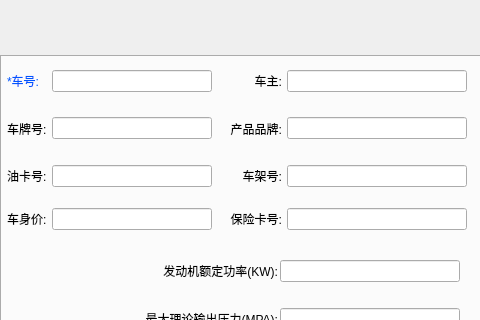
First picture: the form in ui/dialog/car/careditdialog.ui, repository longcp/CarRentalManagement, before the edit; both pictures show x 0 to 480 and y 0 to 320 of the 1010 by 782 pixel window.
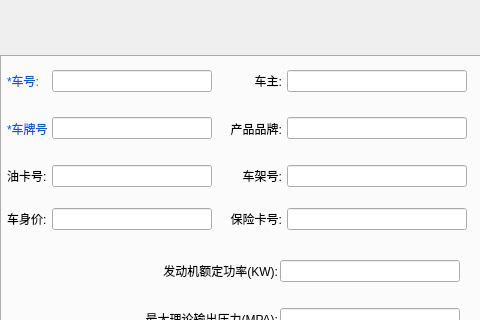
Second picture: the form after the edit.

Commit message: 实现车辆编辑界面工具栏相关按钮功能

Diff of the .ui file:
```diff
--- a/ui/dialog/car/careditdialog.ui
+++ b/ui/dialog/car/careditdialog.ui
@@ -298,8 +298,11 @@
               <height>16777215</height>
              </size>
             </property>
+            <property name="styleSheet">
+             <string notr="true">color: rgb(0, 85, 255);</string>
+            </property>
             <property name="text">
-             <string>车牌号:</string>
+             <string>*车牌号:</string>
             </property>
            </widget>
           </item>
```
Left out of the diff: 2 changed lines with no effect on the pictures. The commit also changes 3 other files.
